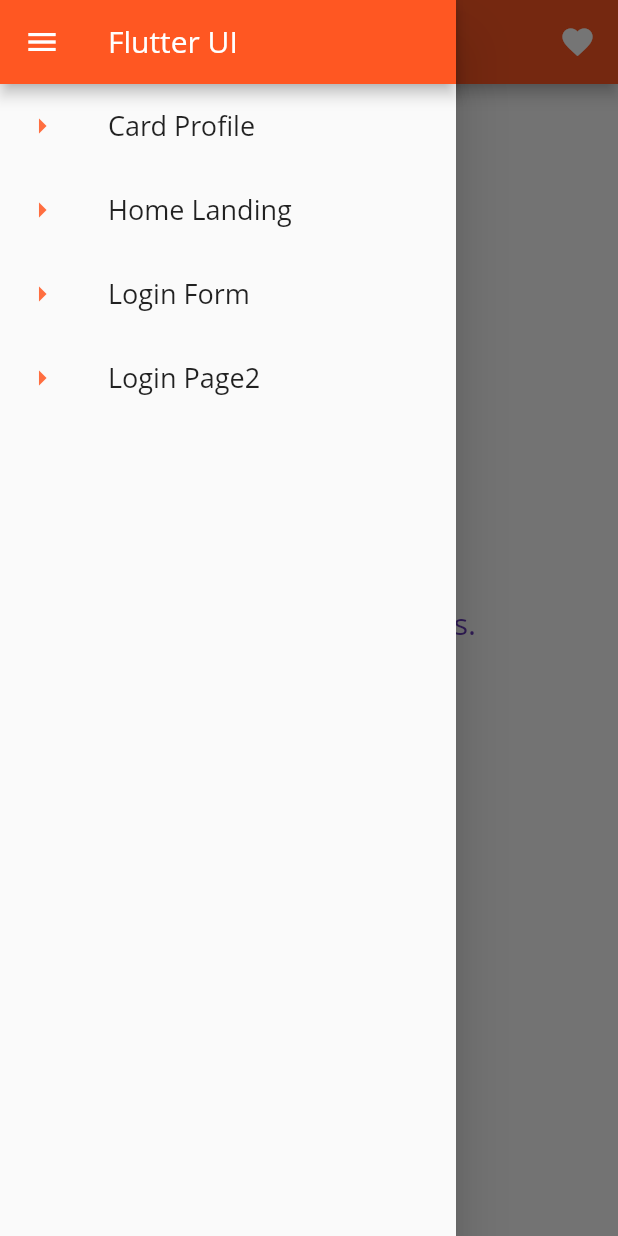
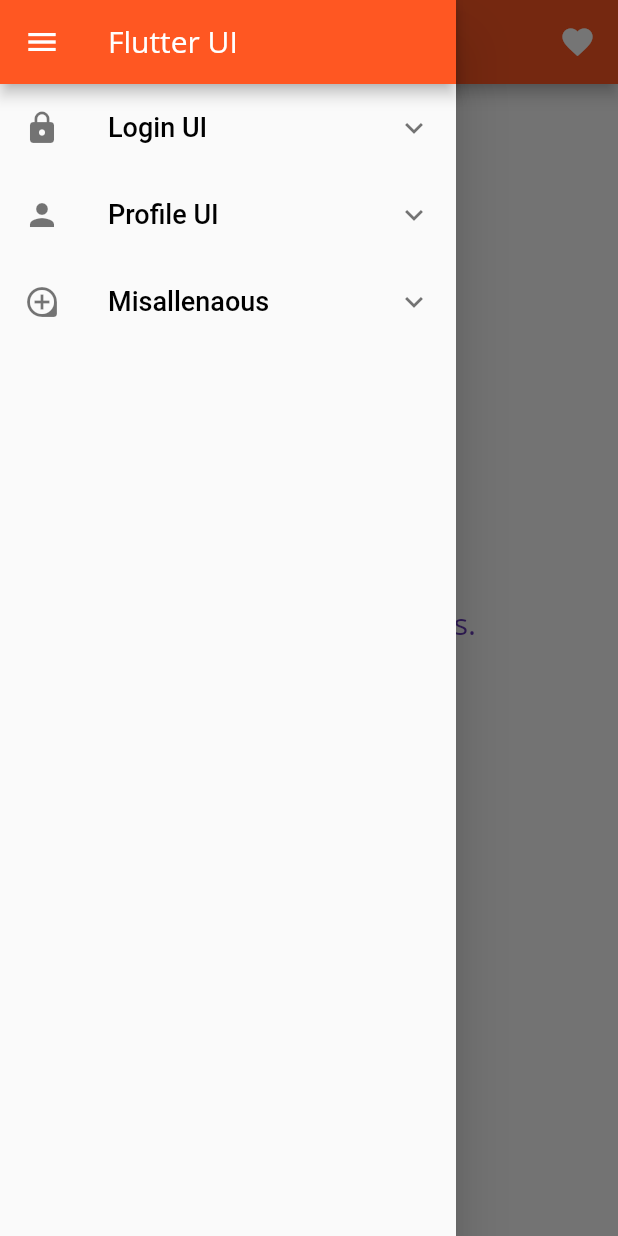
Before and after one commit to sudeepthapa/flutter-ui, a Flutter app: the screen it shows after launch, with the side drawer open, on a phone screen of 412 x 824 dp. Run offline on Flutter 3.47's test engine with Material 2 defaults, Android fonts, the phone set to English and light mode, and no system bars.

Commit message:
sidebar refactoring

```diff
--- a/lib/main.dart
+++ b/lib/main.dart
@@ -1,6 +1,6 @@
 import 'package:flutter/material.dart';
 import 'package:flutter/services.dart';
-import 'package:profile_card/pages/home_page.dart';
+import 'package:profile_card/widgets/sidebar.dart';
 
 void main() {
  SystemChrome.setSystemUIOverlayStyle(SystemUiOverlayStyle(
--- a/lib/pages/home_page.dart
+++ b/lib/widgets/sidebar.dart
@@ -23,29 +23,13 @@ class HomePage extends StatelessWidget {
               title: Text('Flutter UI'),
               backgroundColor: Colors.deepOrange,
             ),
-            ListTile(
+            ExpansionTile(
+              leading: Icon(Icons.lock),
+              title: Text("Login UI", style: TextStyle(color: Colors.black, fontFamily: 'Roboto', fontSize: 18 ),),
+              children: <Widget>[
+                ListTile(
               leading: Icon(Icons.arrow_right, color: Colors.deepOrangeAccent,),
-                title: Text("Card Profile", style: TextStyle(color:Colors.black87, fontSize: 18),),
-                onTap: () {
-                  Navigator.push(
-                      context,
-                      MaterialPageRoute(
-                          builder: (BuildContext context) => ProfileCard()));
-                }
-              ),
-            ListTile(
-              leading: Icon(Icons.arrow_right, color: Colors.deepOrangeAccent,),
-                title: Text("Home Landing", style: TextStyle(color:Colors.black87, fontSize: 18),),
-                onTap: () {
-                  Navigator.push(
-                      context,
-                      MaterialPageRoute(
-                          builder: (BuildContext context) => HomeLanding()));
-                }
-              ),
-            ListTile(
-              leading: Icon(Icons.arrow_right, color: Colors.deepOrangeAccent,),
-                title: Text("Login Form", style: TextStyle(color:Colors.black87, fontSize: 18),),
+                title: Text("Login Form", style: TextStyle(color:Colors.black87, fontSize: 14),),
                 onTap: () {
                   Navigator.push(
                       context,
@@ -55,7 +39,7 @@ class HomePage extends StatelessWidget {
               ),
             ListTile(
               leading: Icon(Icons.arrow_right, color: Colors.deepOrangeAccent,),
-                title: Text("Login Page2", style: TextStyle(color:Colors.black87, fontSize: 18),),
+                title: Text("Login Page2", style: TextStyle(color:Colors.black87, fontSize: 14),),
                 onTap: () {
                   Navigator.push(
                       context,
@@ -63,6 +47,43 @@ class HomePage extends StatelessWidget {
                           builder: (BuildContext context) => LoginPage2()));
                 }
               )
+              ],
+            ),
+            ExpansionTile(
+              title: Text("Profile UI", style: TextStyle(color: Colors.black, fontFamily: 'Roboto', fontSize: 18 ),),
+              leading: Icon(Icons.person),
+              children: <Widget>[
+                ListTile(
+              leading: Icon(Icons.arrow_right, color: Colors.deepOrangeAccent,),
+                title: Text("Card Profile 1", style: TextStyle(color:Colors.black87, fontSize: 14),),
+                onTap: () {
+                  Navigator.push(
+                      context,
+                      MaterialPageRoute(
+                          builder: (BuildContext context) => ProfileCard()));
+                }
+              ),
+              ],
+            ),
+            ExpansionTile(
+              title: Text("Misallenaous", style: TextStyle(color: Colors.black, fontFamily: 'Roboto', fontSize: 18 ),),
+              leading: Icon(Icons.loupe),
+              children: <Widget>[
+                ListTile(
+              leading: Icon(Icons.arrow_right, color: Colors.deepOrangeAccent,),
+                title: Text("Home Landing", style: TextStyle(color:Colors.black87, fontSize: 14),),
+                onTap: () {
+                  Navigator.push(
+                      context,
+                      MaterialPageRoute(
+                          builder: (BuildContext context) => HomeLanding()));
+                }
+              ),
+              ],
+            ),
+
+
+
           ],
         ),
       ),
```
